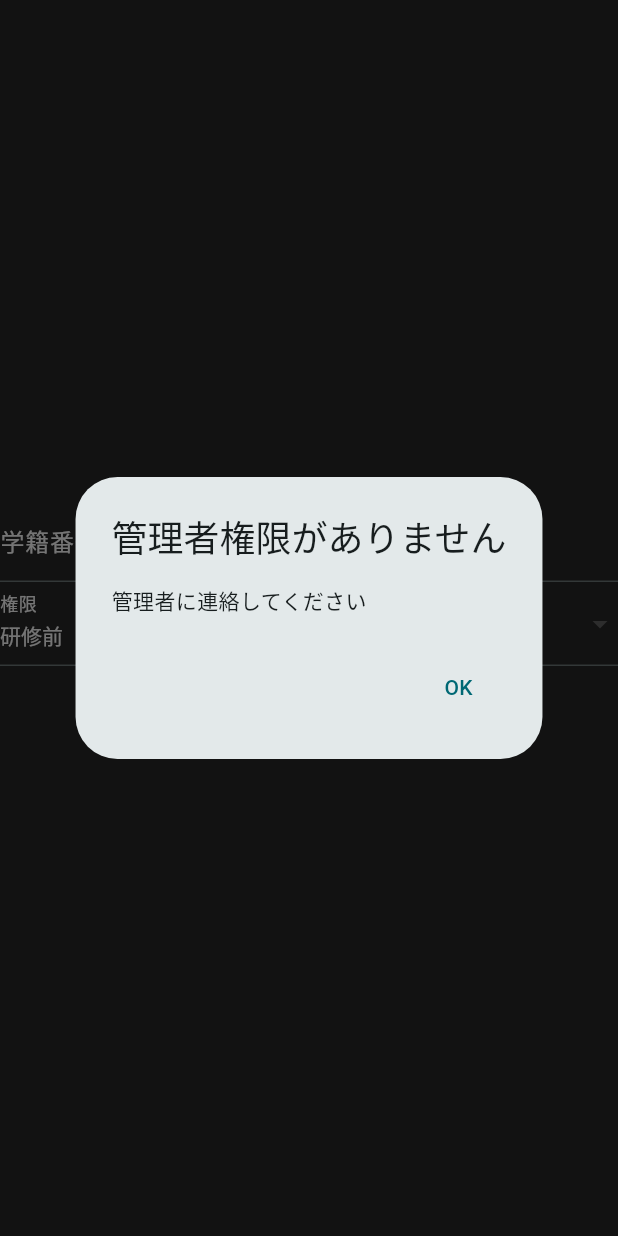
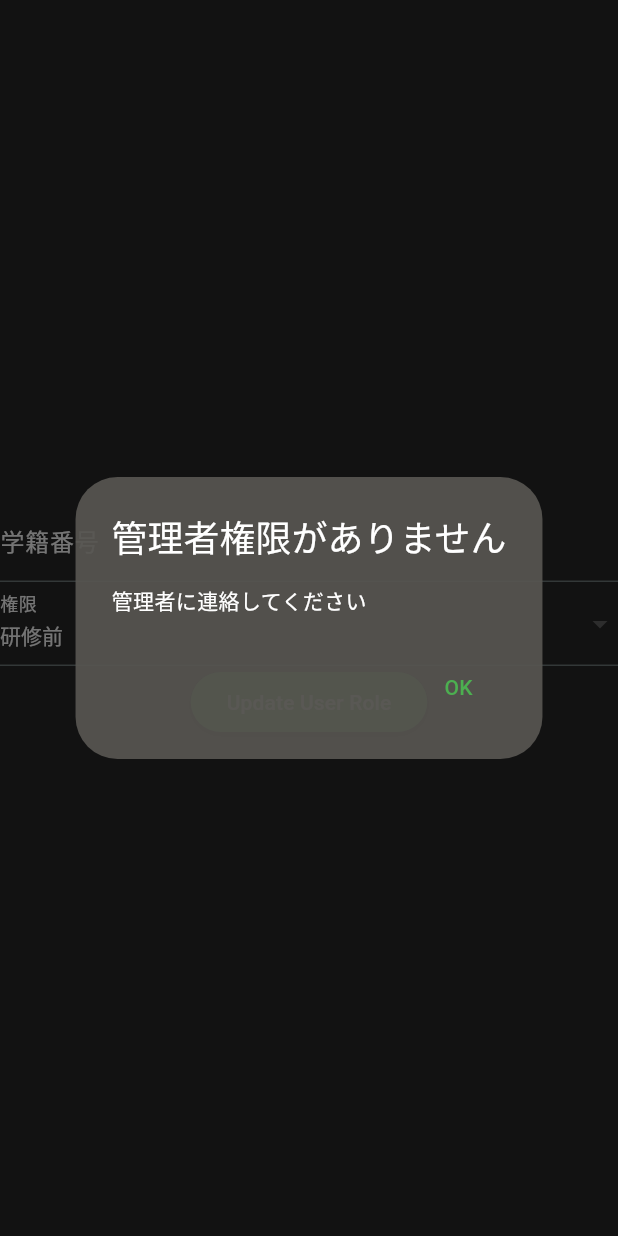
Before and after one commit to Fuuma0000/smart_handagote, a Flutter app: the UserManagementPage screen opened directly, after a tap on "Update User Role", on a phone screen of 412 x 824 dp. Run offline on Flutter 3.47's test engine with Material 2 defaults, Android fonts, the light colour scheme and no system bars; our stand-ins replace animated_notch_bottom_bar, cloud_firestore, firebase_auth, firebase_core, shared_preferences; accounts and stored records are empty.

Commit message:
[update] ダイアログをダークモードを意識した色に変更

```diff
--- a/lib/view/test_update_role_page.dart
+++ b/lib/view/test_update_role_page.dart
@@ -65,7 +65,7 @@ class _UserManagementPageState extends State<UserManagementPage> {
           .update({'role': newRole});
       // ダイアログを表示
       await _showDialog(
-          '権限を更新しました', _roleOptions[newRole]['label'] + 'に更新しました');
+          '権限を更新しました', _roleOptions[newRole]['label'] + ' に更新しました');
     } catch (e) {
       // ダイアログを表示
       await _showDialog('エラー', '権限の更新に失敗しました');
@@ -79,11 +79,18 @@ class _UserManagementPageState extends State<UserManagementPage> {
       context: context,
       builder: (_) {
         return AlertDialog(
-          title: Text(title),
-          content: Text(message),
+          title: Text(
+            title,
+            style: const TextStyle(color: Colors.white), // タイトルの色を白に設定
+          ),
+          content: Text(
+            message,
+            style: const TextStyle(color: Colors.white), // メッセージの色を白に設定
+          ),
+          backgroundColor: Constant.darkGray, // ダイアログの背景色をダークグレーに設定
           actions: <Widget>[
             TextButton(
-              child: const Text('OK'),
+              child: const Text('OK', style: TextStyle(color: Colors.green)),
               onPressed: () {
                 Navigator.pop(context);
               },
```
